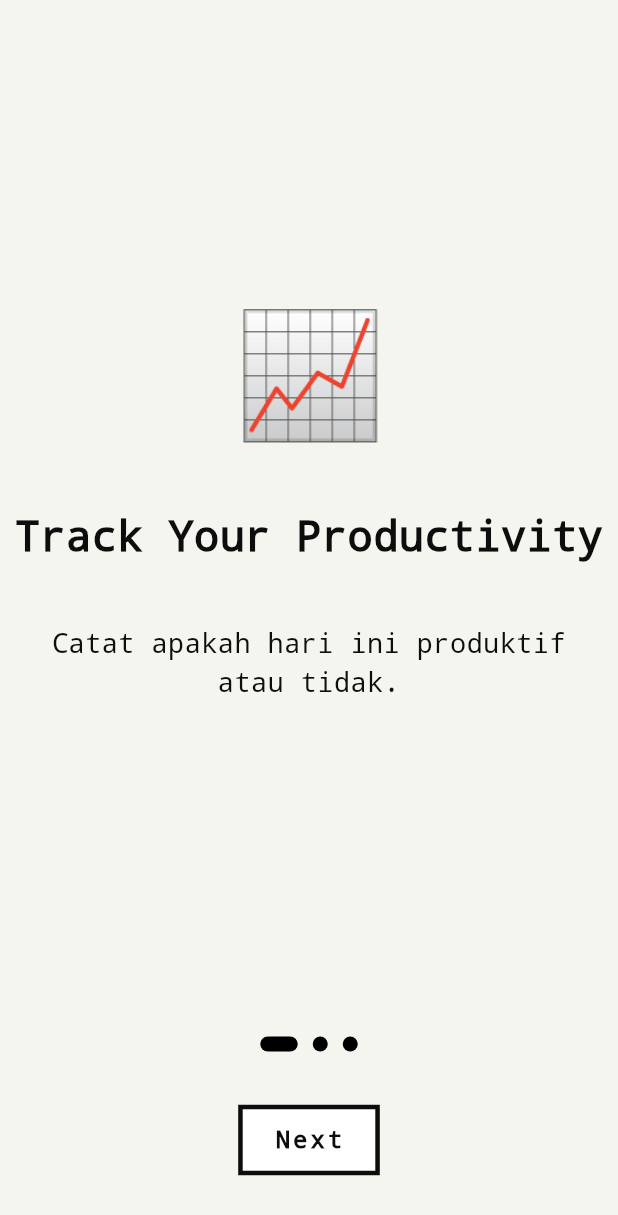
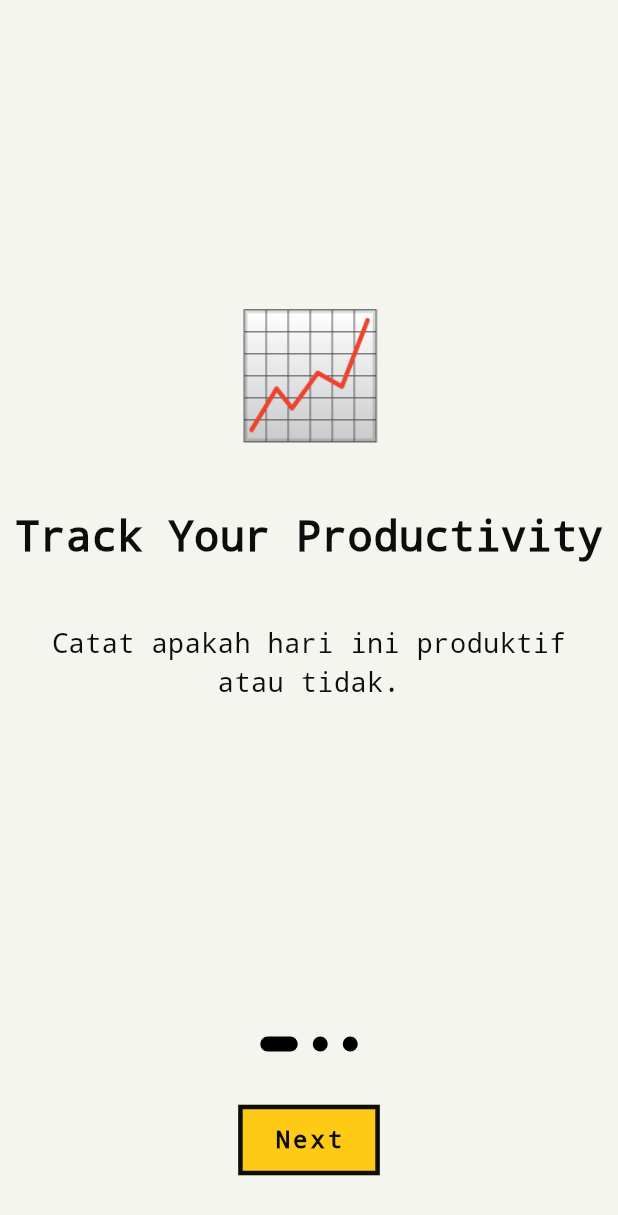
Before and after one commit to ryzecl/donelock_app, a Flutter app: the screen it shows after launch, on a phone screen of 412 x 824 dp. Shown: the top 1215 px of the screen. Run offline on Flutter 3.47's test engine with Material 3 defaults, Android fonts, the phone set to English and light mode, and no system bars; our stand-ins replace cloud_firestore, firebase_auth, firebase_core, flutter_local_notifications, flutter_riverpod, go_router and 4 more; accounts and stored records are empty; generated files the repository leaves out were written again.

Commit message:
feat: Update accent color in design system and theme for consistency

```diff
--- a/lib/app/theme.dart
+++ b/lib/app/theme.dart
@@ -5,28 +5,30 @@ class BrutalistTheme {
     const primaryColor = Color(0xFF0D0D0D);
     const bgColor = Color(0xFFF5F5F0);
     const surfaceColor = Color(0xFFFFFFFF);
+    const accentColor = Color(0xFFFFCA16); // Kuning Custom DoneLock
 
 
     return ThemeData(
       fontFamily: 'monospace',
       colorScheme: ColorScheme.light(
         primary: primaryColor,
+        secondary: accentColor,
         surface: bgColor, // Scaffold background
         onSurface: primaryColor,
         error: const Color(0xFFEF4444),
       ),
       scaffoldBackgroundColor: bgColor,
       appBarTheme: const AppBarTheme(
-        backgroundColor: surfaceColor,
+        backgroundColor: accentColor,
         foregroundColor: primaryColor,
         elevation: 0,
         shape: Border(
-          bottom: BorderSide(color: primaryColor, width: 2),
+          bottom: BorderSide(color: primaryColor, width: 3),
         ),
       ),
       elevatedButtonTheme: ElevatedButtonThemeData(
         style: ElevatedButton.styleFrom(
-          backgroundColor: surfaceColor,
+          backgroundColor: accentColor,
           foregroundColor: primaryColor,
           side: const BorderSide(color: primaryColor, width: 3),
           shape: const RoundedRectangleBorder(
```
Also changed, not shown: 1 other file.
